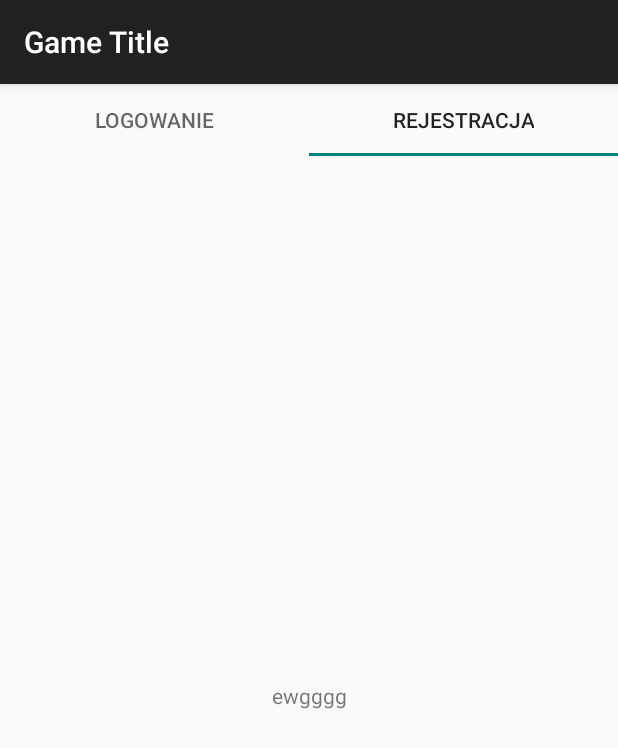
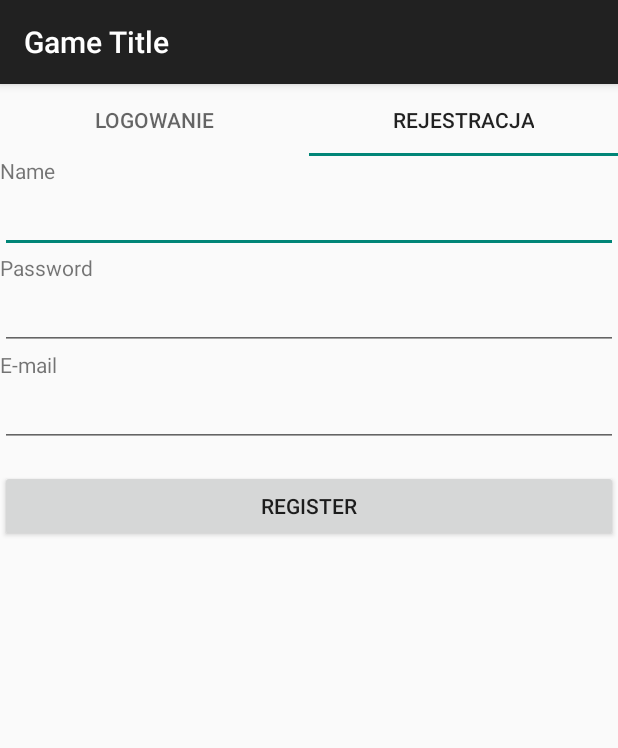
Before and after one commit to Trishun/PPZ_Project, an Android app: the screen it shows after launch (StartActivity), tab 2 chosen, on a phone screen of 412 x 824 dp. Shown: the top 748 px of the screen. Run offline under Robolectric (Android 15) with nearby library versions, the phone set to English and light mode, and no system bars.

Commit message:
Add user registration (feature, involves #9)

```diff
--- a/src/Client/app/src/main/java/pl/locationbasedgame/RegisterFragment.java
+++ b/src/Client/app/src/main/java/pl/locationbasedgame/RegisterFragment.java
@@ -2,34 +2,74 @@ package pl.locationbasedgame;
 
 import android.os.Bundle;
 import android.support.v4.app.Fragment;
-import android.view.Gravity;
+import android.util.Log;
 import android.view.LayoutInflater;
 import android.view.View;
 import android.view.ViewGroup;
 import android.widget.Button;
-import android.widget.TextView;
+import android.widget.EditText;
 import android.widget.Toast;
 
-public class RegisterFragment extends Fragment {
+// TODO: 15-Apr-17 RESOLVE CODE CODE DUPLICATION SOMEHOW
+public class RegisterFragment extends Fragment implements RegistrationResultListener {
 
     @Override
     public View onCreateView(LayoutInflater inflater, ViewGroup container, Bundle savedInstanceState) {
-        TextView textView = new TextView(getActivity());
-        textView.setText("ewgggg");
-        textView.setGravity(Gravity.CENTER);
-        //assignListeners();
-        return textView;
+        return inflater.inflate(R.layout.fragment_register, container, false);
     }
 
-//    private void assignListeners() {
-//        Button registerButton = (Button) getView().findViewById(R.id.btn_register);
-//        registerButton.setOnClickListener(new Button.OnClickListener() {
-//            @Override
-//            public void onClick(View view) {
-//                Toast.makeText(getActivity(), "PLAYER REGISTERED SUCCESSFULLY", Toast.LENGTH_SHORT).show();
-//            }
-//        });
-//    }
+    @Override
+    public void onStart() {
+        super.onStart();
+        assignListeners();
+    }
+
+    private void assignListeners() {
+        Button registerButton = (Button) getView().findViewById(R.id.btn_register);
+        registerButton.setOnClickListener(new Button.OnClickListener() {
+            @Override
+            public void onClick(View view) {
+                register();
+            }
+        });
+    }
+
+    private void register() {
+        EditText nameEditText = (EditText) getView().findViewById(R.id.et_name);
+        EditText passwordEditText = (EditText) getView().findViewById(R.id.et_password);
+        EditText mailEditText = (EditText) getView().findViewById(R.id.et_mail);
+
+        String name = nameEditText.getText().toString();
+        String password = passwordEditText.getText().toString();
+        String mail = mailEditText.getText().toString();
+
+        if (areSpecified(name, password, mail)) {
+            sendLoginRequestToServer(name, password, mail);
+        }
+        else {
+            Toast.makeText(getActivity(), R.string.fill_form, Toast.LENGTH_SHORT).show();
+        }
+    }
+
+    private void sendLoginRequestToServer(String name, String password, String mail) {
+        Registrator registrator = new Registrator();
+        registrator.setCaller(this);
+        registrator.execute(name, password, mail);
+    }
+
+    private boolean areSpecified(String name, String password, String mail) {
+        return !name.isEmpty() && !password.isEmpty() && !mail.isEmpty();
+    }
 
 
+    @Override
+    public void onRegistrationSuccess() {
+        Toast.makeText(getContext(), R.string.registration_success, Toast.LENGTH_LONG).show();
+    }
+
+    @Override
+    public void onRegistrationFailure(String error) {
+        Toast.makeText(getContext(), R.string.registration_error, Toast.LENGTH_LONG).show();
+        Log.i("ERROR", error);
+    }
 }
--- a/src/Client/app/src/main/res/layout/fragment_login.xml
+++ b/src/Client/app/src/main/res/layout/fragment_login.xml
@@ -1,6 +1,5 @@
 <?xml version="1.0" encoding="utf-8"?>
 <LinearLayout xmlns:android="http://schemas.android.com/apk/res/android"
-    android:id="@+id/activity_login"
     android:layout_width="match_parent"
     android:layout_height="match_parent"
     android:orientation="vertical">
--- a/src/Client/app/src/main/res/layout/fragment_register.xml
+++ b/src/Client/app/src/main/res/layout/fragment_register.xml
@@ -1,13 +1,51 @@
-<FrameLayout xmlns:android="http://schemas.android.com/apk/res/android"
-    xmlns:tools="http://schemas.android.com/tools"
+<?xml version="1.0" encoding="utf-8"?>
+<LinearLayout xmlns:android="http://schemas.android.com/apk/res/android"
     android:layout_width="match_parent"
     android:layout_height="match_parent"
-    tools:context="pl.locationbasedgame.RegisterFragment">
+    android:orientation="vertical">
 
-    <!-- TODO: Update blank fragment layout -->
     <TextView
+        android:layout_width="wrap_content"
+        android:layout_height="wrap_content"
+        android:text="@string/name"/>
+    <EditText
+        android:id="@+id/et_name"
         android:layout_width="match_parent"
-        android:layout_height="match_parent"
-        android:text="@string/hello_blank_fragment" />
+        android:layout_height="wrap_content"
+        android:inputType="textEmailAddress"
+        android:maxLines="1"
+        android:gravity="center_horizontal" />
 
-</FrameLayout>
+    <TextView
+        android:layout_width="wrap_content"
+        android:layout_height="wrap_content"
+        android:text="@string/password"/>
+    <EditText
+        android:id="@+id/et_password"
+        android:layout_width="match_parent"
+        android:layout_height="wrap_content"
+        android:maxLines="1"
+        android:gravity="center_horizontal"
+        android:inputType="textPassword" />
+
+    <TextView
+        android:layout_width="wrap_content"
+        android:layout_height="wrap_content"
+        android:text="@string/e_mail"/>
+    <EditText
+        android:id="@+id/et_mail"
+        android:layout_width="match_parent"
+        android:layout_height="wrap_content"
+        android:maxLines="1"
+        android:gravity="center_horizontal"
+        android:inputType="textEmailAddress" />
+
+    <Button
+        android:id="@+id/btn_register"
+        android:layout_width="match_parent"
+        android:layout_height="wrap_content"
+        android:layout_gravity="center_horizontal"
+        android:layout_marginTop="15dp"
+        android:text="@string/register"/>
+
+</LinearLayout>
--- a/src/Client/app/src/main/res/values/strings.xml
+++ b/src/Client/app/src/main/res/values/strings.xml
@@ -13,4 +13,9 @@
 
     <!-- TODO: Remove or change this placeholder text -->
     <string name="hello_blank_fragment">Hello blank fragment</string>
+    <string name="registrering_success">Rejestracja powiodła się!</string>
+    <string name="e_mail">E-mail</string>
+    <string name="registration_success">Rejestracja przebiegła pomyślnie!</string>
+    <string name="fill_form">Wypełnij wszystkie pola formularza rejestracji</string>
+    <string name="registration_error">Wystąpił błąd przy rejestracji</string>
 </resources>
```
Also changed, not shown: src/Client/app/src/main/java/pl/locationbasedgame/Registrator.java (added, +53 -0 lines).
